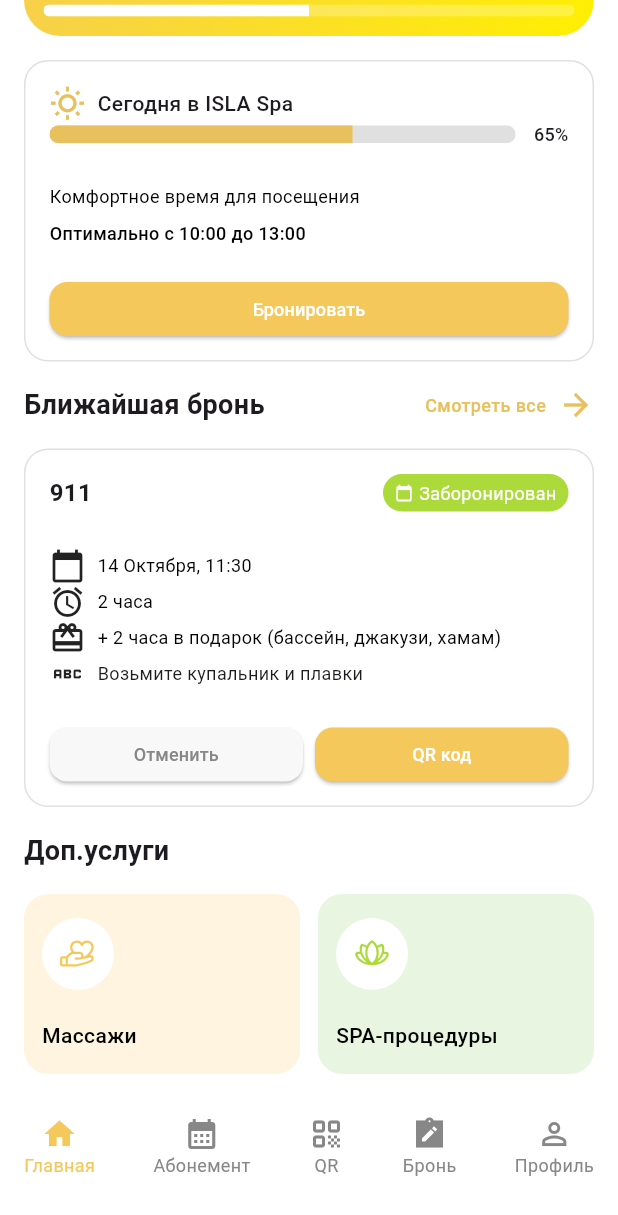
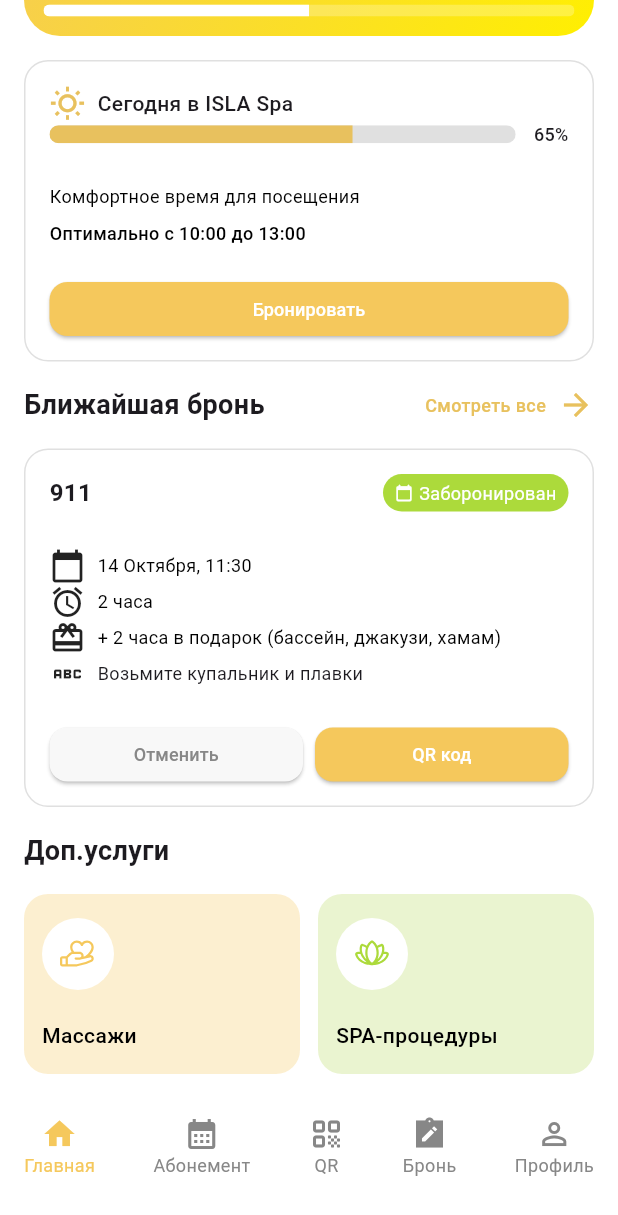
Before and after one commit to joe-isya/thousand_it_test, a Flutter app: the screen it shows after launch, scrolled down 235 dp, on a phone screen of 412 x 824 dp. Shown: the top 1215 px of the screen. Run offline on Flutter 3.47's test engine with Material 3 defaults, Android fonts, the light colour scheme and no system bars; our stand-ins replace flutter_svg, vector_graphics.

```diff
--- a/lib/feature/screen/my_subscription_screen/my_subscription_screen.dart
+++ b/lib/feature/screen/my_subscription_screen/my_subscription_screen.dart
@@ -423,8 +423,8 @@ class AdditionalServices extends StatelessWidget {
               child: ServiceCard(
                 title: 'Массажи',
                 icon: Assets.svg.handHeart.path,
-                backgroundColor: Color(0xFFFFF4E0),
-                iconColor: Color(0xFFE8C15E),
+                backgroundColor: Color(0xFFFCEFD0),
+                iconColor: Color(0xFFFCEFD0),
               ),
             ),
             SizedBox(width: 12),
@@ -432,8 +432,8 @@ class AdditionalServices extends StatelessWidget {
               child: ServiceCard(
                 title: 'SPA-процедуры',
                 icon: Assets.svg.lotus.path,
-                backgroundColor: Color(0xFFE8F5E0),
-                iconColor: Color(0xFFACDA3B),
+                backgroundColor: Color(0xFFEAF4D0),
+                iconColor: Color(0xFFEAF4D0),
               ),
             ),
           ],
```
